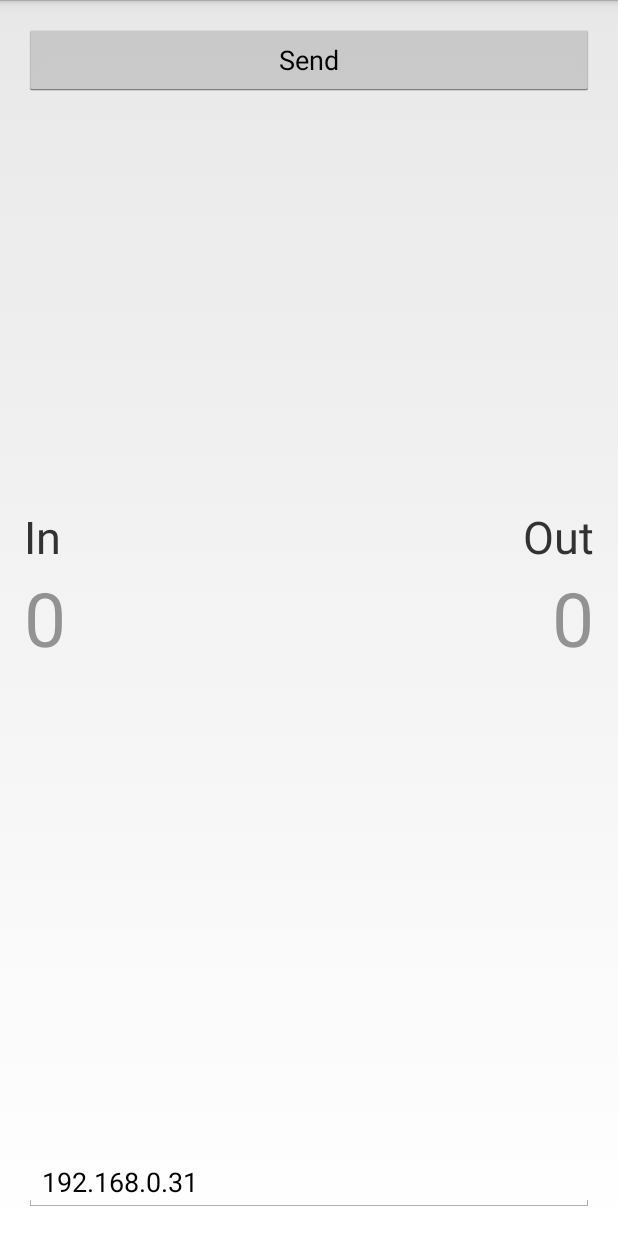
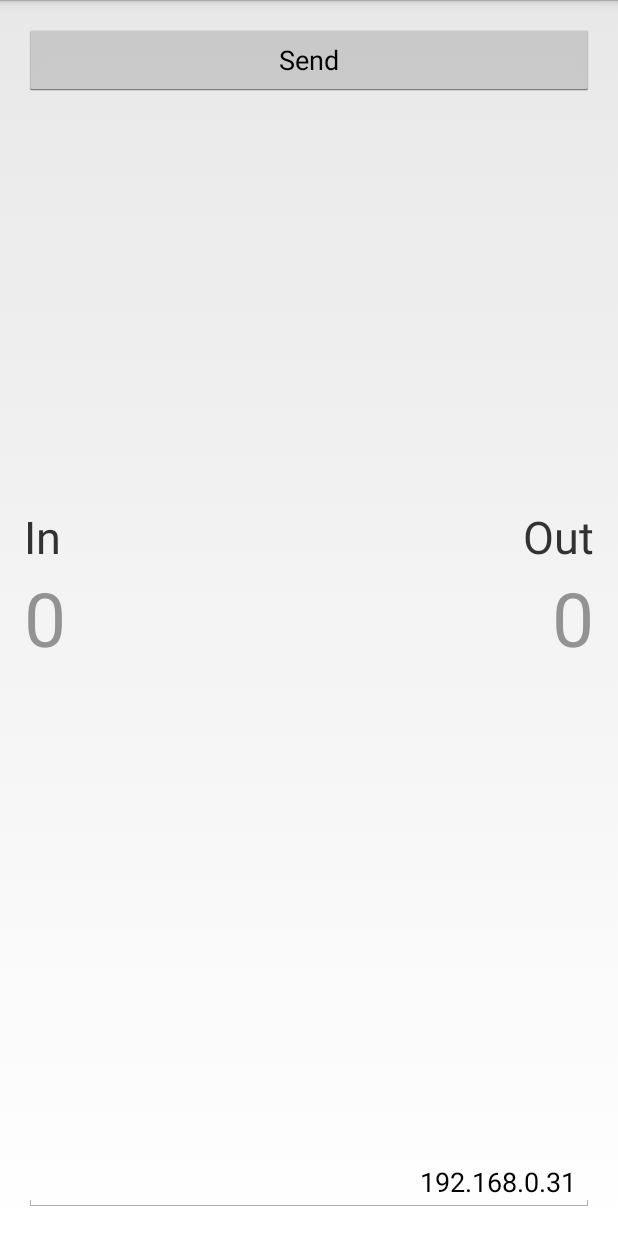
Before and after one commit to gregpaton08/NetworkTest_android, an Android app: the screen it shows after launch (MainActivity), after a tap on "Send", on a phone screen of 412 x 824 dp. Run offline under Robolectric (Android 15) with nearby library versions, the phone set to English and light mode, and no system bars.

Commit message:
[mod] Keyboard no longer covers edittext.

```diff
--- a/NetworkTest/src/main/AndroidManifest.xml
+++ b/NetworkTest/src/main/AndroidManifest.xml
@@ -18,7 +18,8 @@
         android:theme="@style/AppTheme" >
         <activity
             android:name="com.example.networktest.MainActivity"
-            android:label="@string/app_name" >
+            android:label="@string/app_name"
+            android:windowSoftInputMode="stateHidden|adjustResize" >
             <intent-filter>
                 <action android:name="android.intent.action.MAIN" />
 
--- a/NetworkTest/src/main/java/com/example/networktest/MainActivity.java
+++ b/NetworkTest/src/main/java/com/example/networktest/MainActivity.java
@@ -20,6 +20,7 @@ import android.view.Window;
 import android.content.pm.ActivityInfo;
 import android.view.inputmethod.EditorInfo;
 import android.view.inputmethod.InputMethodManager;
+import android.widget.Button;
 import android.widget.EditText;
 import android.widget.FrameLayout;
 import android.widget.TextView;
@@ -59,29 +60,10 @@ public class MainActivity extends Activity {
                     .add(R.id.container, m_mainFragment)
                     .commit();
         }
-
-//        EditText et_ip = m_mainFragment.getEditTextIpAddress();
-//        if (null != et_ip) {
-//            et_ip.setOnEditorActionListener(new TextView.OnEditorActionListener() {
-//                @Override
-//                public boolean onEditorAction(TextView textView, int keyCode, KeyEvent keyEvent) {
-//                    if ((KeyEvent.ACTION_DOWN == keyEvent.getAction()) &&
-//                        (KeyEvent.KEYCODE_ENTER == keyCode)) {
-//                        InputMethodManager imm;
-//                    }
-//                    return false;
-//                }
-//            });
-//        }
     }
 
     private void log(String str) {
         Log.w("NetworkTest", str);
-    }
-
-    // Callback for Send button
-    public void onClickSend(View view) {
-        updateWeather();
     }
 
     private boolean updateWeather() {
@@ -119,8 +101,6 @@ public class MainActivity extends Activity {
             try {
                 // Open socket to server
                 Socket client = new Socket(gwtps[0].m_ipAddress, gwtps[0].m_port);
-                if (null == client)
-                    return "fail";
 
                 // Get input and output streams
                 InputStream in = client.getInputStream();
@@ -135,8 +115,7 @@ public class MainActivity extends Activity {
                 int count = in.read(buf);
                 buf[count] = '\0';
                 Charset charset = Charset.forName("UTF-8");
-                String weather = new String(buf, 0, count, charset);
-                return weather;
+                return new String(buf, 0, count, charset);
             }
             catch (IOException e) {
                 e.printStackTrace();
@@ -210,24 +189,33 @@ public class MainActivity extends Activity {
         @Override
         public void onActivityCreated(Bundle savedInstanceState) {
             super.onActivityCreated(savedInstanceState);
-
-            EditText et_ip = (EditText)getView().findViewById(R.id.et_ipAddress);
+            EditText et_ip = null;
+            View view = getView();
+            if (null != view)
+                et_ip = (EditText)getView().findViewById(R.id.et_ipAddress);
             if (null != et_ip) {
-                et_ip.setOnEditorActionListener(new TextView.OnEditorActionListener() {
-                    @Override
-                    public boolean onEditorAction(TextView textView, int keyCode, KeyEvent keyEvent) {
-                        if (EditorInfo.IME_ACTION_DONE == keyCode) {
-                            textView.setCursorVisible(false);
-                        }
-                        return false;
-                    }
-                });
+//                et_ip.setOnEditorActionListener(new TextView.OnEditorActionListener() {
+//                    @Override
+//                    public boolean onEditorAction(TextView textView, int keyCode, KeyEvent keyEvent) {
+//                        if (EditorInfo.IME_ACTION_DONE == keyCode) {
+//                            textView.setCursorVisible(false);
+//                        }
+//                        return false;
+//                    }
+//                });
+//
+//                et_ip.setOnClickListener(new View.OnClickListener() {
+//                    @Override
+//                    public void onClick(View view) {
+//                        ((EditText)view).setCursorVisible(true);
+//                    }
+//                });
             }
 
-            et_ip.setOnClickListener(new View.OnClickListener() {
+            ((Button)findViewById(R.id.bt_send)).setOnClickListener(new View.OnClickListener() {
                 @Override
                 public void onClick(View view) {
-                    ((EditText)view).setCursorVisible(true);
+                    updateWeather();
                 }
             });
         }
--- a/NetworkTest/src/main/res/layout/fragment_main.xml
+++ b/NetworkTest/src/main/res/layout/fragment_main.xml
@@ -9,11 +9,10 @@
     tools:context=".MainActivity$PlaceholderFragment">
 
     <Button
-        android:id="@+id/send"
+        android:id="@+id/bt_send"
         android:layout_width="fill_parent"
         android:layout_height="wrap_content"
-        android:text="Send"
-        android:onClick="onClickSend"/>
+        android:text="Send" />
 
     <TextView
         android:id="@+id/tv_inTemp"
@@ -56,6 +55,8 @@
         android:layout_alignParentBottom="true"
         android:text="192.168.0.31"
         android:imeOptions="actionDone"
-        android:inputType="text" />
+        android:inputType="text"
+        android:gravity="right"
+        android:cursorVisible="false" />
 
 </RelativeLayout>
```
Also changed, not shown: 1 other file.
